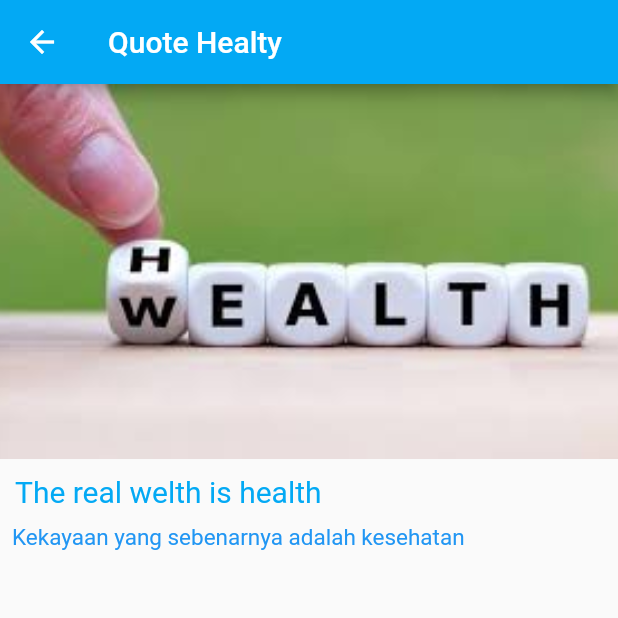
After one commit to FadhlanWahyudi/quote_app, a Flutter app: the Healty screen opened directly, after a tap on "The real welth is health", on a phone screen of 412 x 824 dp, the top half of it. The commit adds this screen. Run offline on Flutter 3.47's test engine with Material 2 defaults, Android fonts, the phone set to English and light mode, and no system bars.

Commit message:
:tada: Initial Commit

```diff
--- /dev/null
+++ b/lib/Healty/detailpage.dart
@@ -0,0 +1,47 @@
+import 'package:flutter/material.dart';
+
+class DetailPage extends StatelessWidget {
+  final String itemJudul;
+  final String itemSub;
+  final String itemImage;
+
+  const DetailPage({Key key, this.itemJudul, this.itemSub, this.itemImage})
+      : super(key: key);
+
+  @override
+  Widget build(BuildContext context) {
+    return Scaffold(
+      appBar: AppBar(
+        backgroundColor: Colors.lightBlue,
+        title: Text('Quote Healty'),
+      ),
+      body: SingleChildScrollView(
+        child: Column(
+          crossAxisAlignment: CrossAxisAlignment.start,
+          children: <Widget>[
+            Image.asset(
+              itemImage,
+              width: 500.0,
+              height: 250.0,
+              fit: BoxFit.cover,
+            ),
+            Padding(
+              padding: const EdgeInsets.all(10.0),
+              child: Text(
+                itemJudul,
+                style: TextStyle(color: Colors.lightBlue, fontSize: 20.0),
+              ),
+            ),
+            Padding(
+              padding: const EdgeInsets.only(left: 8.0),
+              child: Text(
+                itemSub,
+                style: TextStyle(color: Colors.blue, fontSize: 15.0),
+              ),
+            )
+          ],
+        ),
+      ),
+    );
+  }
+}
--- /dev/null
+++ b/lib/Healty/health.dart
@@ -0,0 +1,273 @@
+import 'package:flutter/material.dart';
+import 'package:quote_app/Healty/detail_vertikal.dart';
+import 'package:quote_app/Healty/detailpage.dart';
+
+class Healty extends StatelessWidget {
+  @override
+  Widget build(BuildContext context) {
+    return Scaffold(
+      appBar: AppBar(
+        title: Text('Quotes Healty'),
+        backgroundColor: Colors.lightBlue,
+      ),
+      body: _PageList(),
+    );
+  }
+}
+
+class _PageList extends StatefulWidget {
+  @override
+  __PageListState createState() => __PageListState();
+}
+
+class __PageListState extends State<_PageList> {
+  List<String> judul = [
+    'The real welth is health',
+    'love yourself enough to live a healthy lifestyle',
+    'Take care of your health, because it will accommodate your long life',
+    'Water is life and clean water means health',
+    'Health always seems valuable after we lose it'
+  ];
+
+  List<String> subJudul = [
+    'Kekayaan yang sebenarnya adalah kesehatan',
+    'cintai diri Anda sendiri untuk menjalani gaya hidup sehat',
+    'Peliharalah kesehatan Anda, karena ia yang akan mewadahi umur panjang Anda',
+    'Air adalah kehidupan dan air bersih berarti kesehatan',
+    'Kesehatan selalu tampak berharga setelah kita kehilangannya'
+  ];
+
+  List<String> img = [
+    'assets/images/1.jpeg',
+    'assets/images/2.jpeg',
+    'assets/images/3.jpeg',
+    'assets/images/4.jpeg',
+    'assets/images/5.jpeg'
+  ];
+
+  List<String> text = [
+    'Dont be a young person who ages without good health and abilities',
+    'Take care of your body. It s the only place you have to live',
+    "You can't hire someone else to exercise for you",
+    'In health there is freedom. Health is the very first thing in all freedom',
+    'In health there is "I have the principle of balance to achieve a peaceful life, namely love, health and stability, freedom. Health is the first thing in all freedom.'
+  ];
+
+  List<String> subText = [
+    '"Jangan jadi anak muda yang menua tanpa kesehatan dan kemampuan yang baik',
+    'Jaga tubuhmu. Itulah satu-satunya tempat yang kamu miliki untuk hidup',
+    'Anda tidak bisa menyewa orang lain untuk berolahraga untuk Anda',
+    'Dalam kesehatan terdapat kebebasan. Kesehatan adalah hal paling pertama dalam semua kebebasan',
+    'Aku memiliki prinsip keseimbangan untuk mencapai kehidupan yang tenteram, yakni cinta, kesehatan, dan kemapanan'
+  ];
+
+  List<String> pict = [
+    'assets/images/6.jpeg',
+    'assets/images/7.jpeg',
+    'assets/images/8.jpeg',
+    'assets/images/9.jpeg',
+    'assets/images/10.jpeg'
+  ];
+
+  @override
+  Widget build(BuildContext context) {
+    return SingleChildScrollView(
+      child: Container(
+        height: MediaQuery.of(context).size.height - 000,
+        margin: EdgeInsets.only(top: 20.0),
+        child: Column(
+          children: <Widget>[
+            Container(
+              height: 100,
+              padding: EdgeInsets.symmetric(horizontal: 10.0),
+              child: ListView.builder(
+                  scrollDirection: Axis.horizontal,
+                  itemCount: judul.length,
+                  itemBuilder: (BuildContext context, int index) {
+                    final title = judul[index].toString();
+                    final subTitle = subJudul[index].toString();
+                    final gambars = img[index].toString();
+
+                    return Container(
+                      child: Column(
+                        children: <Widget>[
+                          Container(
+                            child: GestureDetector(
+                              child: Stack(
+                                children: <Widget>[
+                                  ClipRRect(
+                                      borderRadius: BorderRadius.circular(5.0),
+                                      child: Image.asset(gambars,
+                                          height: 120,
+                                          width: 250,
+                                          fit: BoxFit.cover)),
+                                  Container(
+                                    width: 120,
+                                    height: 200,
+                                    child: Text(title,
+                                        style: TextStyle(
+                                            fontSize: 14, color: Colors.white)),
+                                  )
+                                ],
+                              ),
+                              onTap: () {
+                                Navigator.push(
+                                    context,
+                                    MaterialPageRoute(
+                                        builder: (context) => DetailPage(
+                                            itemJudul: title,
+                                            itemSub: subTitle,
+                                            itemImage: gambars)));
+                              },
+                            ),
+                          ),
+                        ],
+                      ),
+                    );
+                  }),
+            ),
+            Padding(
+              padding: const EdgeInsets.only(top: 15.0),
+              child: Container(
+                //vertikal
+                height: MediaQuery.of(context).size.height - 000,
+                margin: EdgeInsets.all(10.0),
+                child: ListView.builder(
+                    itemCount: text.length,
+                    itemBuilder: (context, index) {
+                      final motivationText = text[index].toString();
+                      final motivationSub = subText[index].toString();
+                      final gambar = pict[index].toString();
+                      return Container(
+                        child: GestureDetector(
+                          child: Stack(
+                            children: <Widget>[
+                              Container(
+                                child: Image.asset(
+                                  gambar,
+                                  height: 140,
+                                  width: 390,
+                                  fit: BoxFit.cover,
+                                ),
+                                margin: EdgeInsets.only(bottom: 15.0),
+                                decoration: BoxDecoration(
+                                    borderRadius: BorderRadius.circular(20.0)),
+                              ),
+                              Container(
+                                child: topContent(
+                                  motivationText,
+                                  motivationSub,
+                                ),
+                              )
+                            ],
+                          ),
+                          onTap: () {
+                            Navigator.push(
+                                context,
+                                MaterialPageRoute(
+                                    builder: (context) => DetailVerti(
+                                        itemText: motivationText,
+                                        itemSub: motivationSub,
+                                        itemGambar: gambar)));
+                          },
+                        ),
+                      );
+                    }),
+              ),
+            )
+          ],
+        ),
+      ),
+    );
+  }
+
+  topContent(String nama, String deksripsi) {
+    return new Container(
+      child: Column(
+        crossAxisAlignment: CrossAxisAlignment.start,
+        mainAxisAlignment: MainAxisAlignment.spaceEvenly,
+        mainAxisSize: MainAxisSize.max,
+        children: <Widget>[
+          Material(
+            color: Colors.transparent,
+            child: Text(
+              nama,
+              maxLines: 2,
+              overflow: TextOverflow.ellipsis,
+              style: TextStyle(
+                fontSize: 16,
+                color: Colors.black,
+              ),
+            ),
+          ),
+          SizedBox(
+            height: 10.0,
+          ),
+          Container(
+            height: 2.0,
+            width: 50.0,
+            color: Colors.lightGreenAccent,
+            padding: EdgeInsets.symmetric(horizontal: 80.0),
+          ),
+          SizedBox(
+            height: 20.0,
+          ),
+          Material(
+            color: Colors.transparent,
+            child: Text(
+              deksripsi,
+              maxLines: 2,
+              overflow: TextOverflow.ellipsis,
+              style: TextStyle(color: Colors.black, fontSize: 10.0),
+            ),
+          )
+        ],
+      ),
+    );
+  }
+}
+
+//height: MediaQuery.of(context).size.height - 000,
+//               margin: EdgeInsets.only(top: 16.0),
+//               child: ListView.builder(
+//                 scrollDirection: Axis.vertical,
+//                 itemCount: text.length,
+//                   itemBuilder: (context, int index){
+//                   final motivationText = text[index].toString();
+//                   final motivationSub  = subText[index].toString();
+//                   final images = pict[index].toString();
+//                   return Container(
+//                     margin: EdgeInsets.symmetric(horizontal: 14.0),
+//                     decoration: BoxDecoration(
+//                       borderRadius: BorderRadius.circular(20.0),
+//                       image: DecorationImage(
+//                         fit: BoxFit.fill,
+//                           image: NetworkImage(images)
+//                       )
+//                     ),
+//                     padding: EdgeInsets.only(top: 10.0, left: 10.0),
+//                     child: GestureDetector(
+//                       child: Stack(
+//                         children: <Widget>[
+//                           Padding(
+//                               padding: const EdgeInsets.all(10.0),
+//                             child: Stack(
+//                               children: <Widget>[
+//                                 Container(
+//                                   child: textContent(motivationText, motivationSub),
+//                                 )
+//                               ],
+//                             ),
+//                           )
+//                         ],
+//                       ),
+//                       onTap: (){
+//                         Navigator.push(context, MaterialPageRoute(
+//                             builder: (context) => DetailVerti(itemText: motivationText,
+//                             itemSub: motivationSub, itemGambar: images)
+//                         ));
+//                       },
+//                     ),
+//                   );
+//                   }
+//               ),
```
Also changed, not shown: lib/Healty/detail_vertikal.dart (added, +47 -0 lines), lib/health.dart (deleted, +0 -136 lines), lib/homepage.dart (+1 -17 lines), assets/images/1.jpeg (added), assets/images/10.jpeg (added), assets/images/2.jpeg (added), assets/images/3.jpeg (added), assets/images/4.jpeg (added), assets/images/5.jpeg (added), assets/images/6.jpeg (added), assets/images/7.jpeg (added), assets/images/8.jpeg (added), assets/images/9.jpeg (added), assets/images/gmbr.jpeg (deleted).
